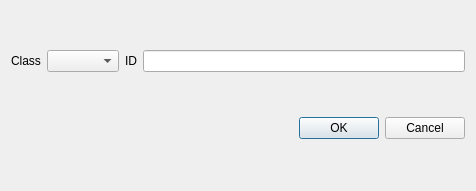
This is src/inputdialog.ui in KamalM8/deeplabel as Qt 5 draws it before an edit. The edited form follows.
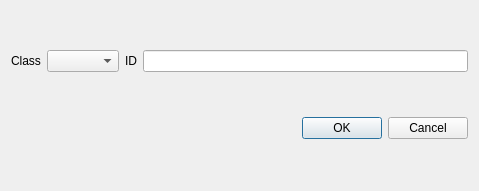
This is the edited form.

Patch:
```diff
--- a/src/inputdialog.ui
+++ b/src/inputdialog.ui
@@ -6,7 +6,7 @@
    <rect>
     <x>0</x>
     <y>0</y>
-    <width>476</width>
+    <width>479</width>
     <height>191</height>
    </rect>
   </property>
```
